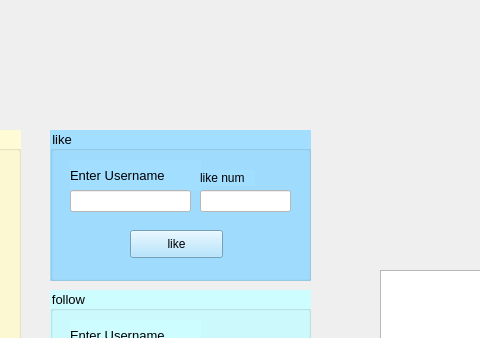
Above: profile.ui from romina-kh/project2_rm before the change; both pictures show x 360 to 840 and y 0 to 338 of the 1050 by 652 pixel window. Below: the same form after it.
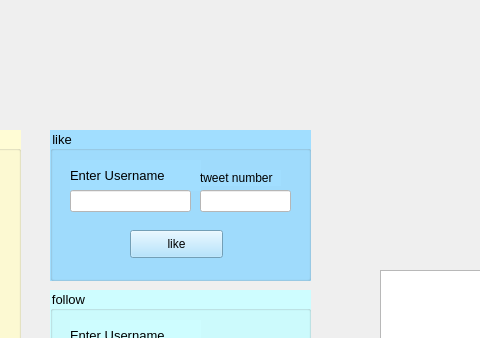
That is the form after the change.

What changed in the file:
```diff
--- a/profile.ui
+++ b/profile.ui
@@ -342,12 +342,12 @@
      <rect>
       <x>150</x>
       <y>40</y>
-      <width>55</width>
+      <width>81</width>
       <height>16</height>
      </rect>
     </property>
     <property name="text">
-     <string>like num</string>
+     <string>tweet number</string>
     </property>
    </widget>
   </widget>
```
